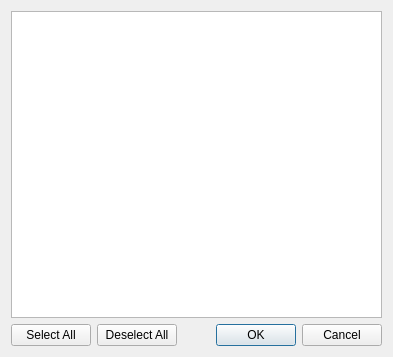
Above: src/ui/qgsorganizetablecolumnsdialog.ui from qgis/QGIS before the change. Below: the same form after it.
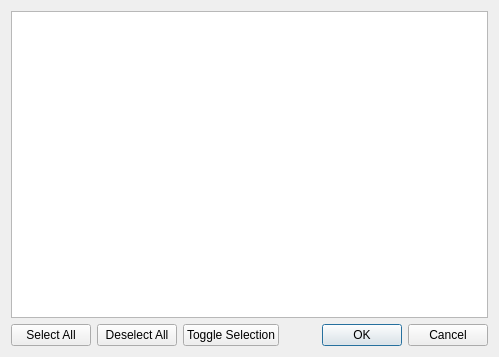
That is the form after the change.

Commit message: Add a Toggle Selection Button in the Organize columns window

Diff of the .ui file:
```diff
--- a/src/ui/qgsorganizetablecolumnsdialog.ui
+++ b/src/ui/qgsorganizetablecolumnsdialog.ui
@@ -6,7 +6,7 @@
    <rect>
     <x>0</x>
     <y>0</y>
-    <width>393</width>
+    <width>499</width>
     <height>357</height>
    </rect>
   </property>
@@ -15,23 +15,19 @@
   </property>
   <layout class="QGridLayout" name="gridLayout">
    <item row="2" column="3">
-    <widget class="QDialogButtonBox" name="buttonBox">
+    <spacer name="horizontalSpacer">
      <property name="orientation">
       <enum>Qt::Horizontal</enum>
      </property>
-     <property name="standardButtons">
-      <set>QDialogButtonBox::Cancel|QDialogButtonBox::Ok</set>
+     <property name="sizeHint" stdset="0">
+      <size>
+       <width>40</width>
+       <height>20</height>
+      </size>
      </property>
-    </widget>
+    </spacer>
    </item>
-   <item row="2" column="0">
-    <widget class="QPushButton" name="mShowAllButton">
-     <property name="text">
-      <string>Select All</string>
-     </property>
-    </widget>
-   </item>
-   <item row="0" column="0" colspan="4">
+   <item row="0" column="0" colspan="5">
     <widget class="QListWidget" name="mFieldsList">
      <property name="dragDropMode">
       <enum>QAbstractItemView::DragDrop</enum>
@@ -48,18 +44,29 @@
      </property>
     </widget>
    </item>
+   <item row="2" column="4">
+    <widget class="QDialogButtonBox" name="buttonBox">
+     <property name="orientation">
+      <enum>Qt::Horizontal</enum>
+     </property>
+     <property name="standardButtons">
+      <set>QDialogButtonBox::Cancel|QDialogButtonBox::Ok</set>
+     </property>
+    </widget>
+   </item>
+   <item row="2" column="0">
+    <widget class="QPushButton" name="mShowAllButton">
+     <property name="text">
+      <string>Select All</string>
+     </property>
+    </widget>
+   </item>
    <item row="2" column="2">
-    <spacer name="horizontalSpacer">
-     <property name="orientation">
-      <enum>Qt::Horizontal</enum>
+    <widget class="QPushButton" name="mToggleSelectionButton">
+     <property name="text">
+      <string>Toggle Selection</string>
      </property>
-     <property name="sizeHint" stdset="0">
-      <size>
-       <width>40</width>
-       <height>20</height>
-      </size>
-     </property>
-    </spacer>
+    </widget>
    </item>
   </layout>
  </widget>
```
Left out of the diff: 3 changed lines with no effect on the pictures. The commit also changes 2 other files.
